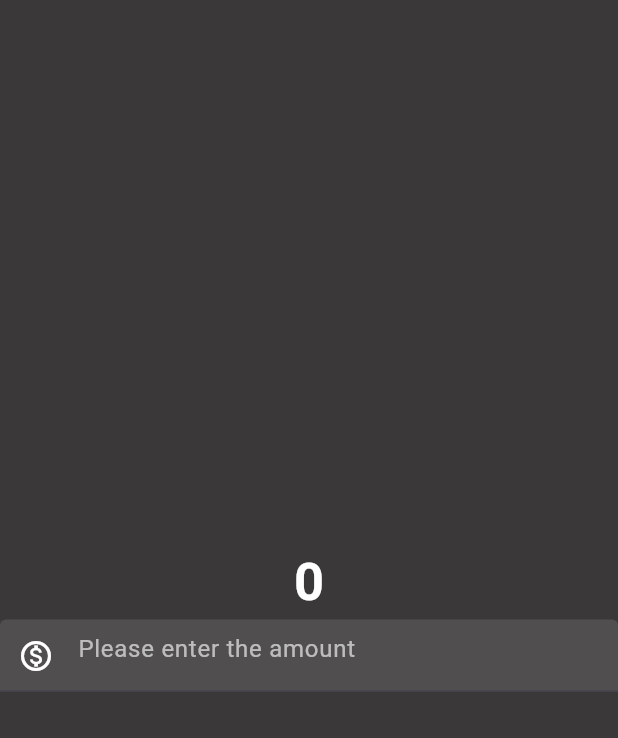
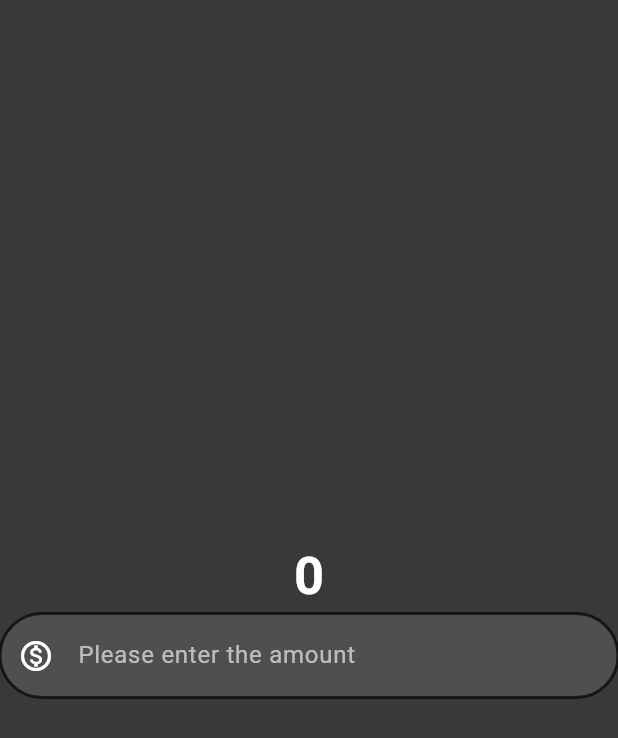
Before and after one commit to HevertonLessa/MOBILE-DEV, a Flutter app: the screen it shows after launch, on a phone screen of 412 x 824 dp. Shown: the top 738 px of the screen. Run offline on Flutter 3.47's test engine with Material 3 defaults, Android fonts, the phone set to English and light mode, and no system bars.

Commit message:
03/02/25

```diff
--- a/Flutter/currency_converter/lib/currency_converter_material_page.dart
+++ b/Flutter/currency_converter/lib/currency_converter_material_page.dart
@@ -2,9 +2,21 @@ import 'package:flutter/material.dart';
 
 class MaterialHomePage extends StatelessWidget {
   const MaterialHomePage({super.key});
+
   @override
   Widget build(BuildContext context) {
-    return const Scaffold(
+    final border = OutlineInputBorder(
+        borderSide: BorderSide(
+          color: const Color.fromARGB(170, 0, 0, 0),
+          width: 2.0,
+          style: BorderStyle.solid,
+          strokeAlign: BorderSide.strokeAlignCenter,
+        ),
+        borderRadius: BorderRadius.all(
+          Radius.circular(70),
+        ));
+
+    return Scaffold(
       backgroundColor: Color.fromRGBO(58, 56, 56, 1),
       body: Center(
         child: Column(
@@ -29,15 +41,8 @@ class MaterialHomePage extends StatelessWidget {
                 prefixIconColor: Colors.white,
                 filled: true,
                 fillColor: Color.fromARGB(57, 155, 155, 155),
-                focusedBorder: OutlineInputBorder(
-                  borderSide: BorderSide(
-                    color: Colors.black12,
-                    width: 1.0,
-                    style: BorderStyle.solid,
-                    strokeAlign: BorderSide.strokeAlignCenter,
-                  ),
-                  borderRadius: BorderRadius.all(Radius.circular(70)),
-                ),
+                focusedBorder: border,
+                enabledBorder: border,
               ),
             ),
           ],
```
